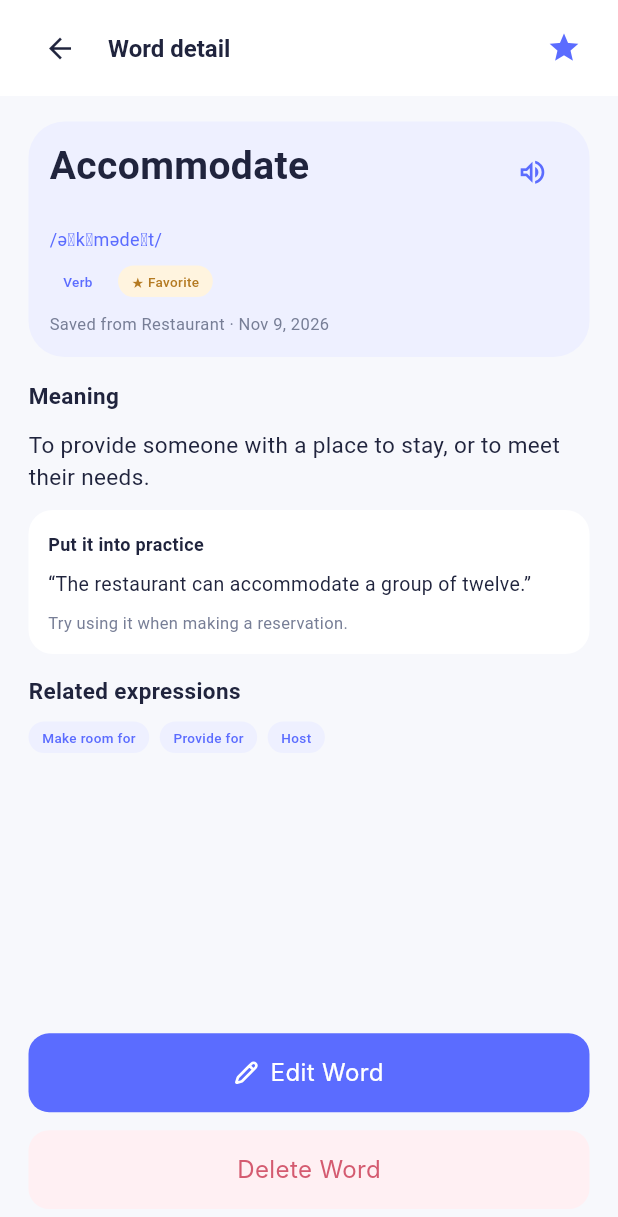
After one commit to ahmedgamal826/ai-lingo-app, a Flutter app: the WordDetailView screen opened directly, on a phone screen of 412 x 824 dp. The commit adds this screen. Shown: the top 1217 px of the screen. Run offline on Flutter 3.47's test engine with Material 3 defaults, Android fonts, the phone set to English and light mode, and no system bars; our stand-ins replace flutter_bloc, flutter_screenutil, flutter_svg; Roboto replaces fonts that are missing (Inter).

Commit message:
create WordDetail Screen

```diff
--- a/Code/ai_lingo_user_app/lib/core/widgets/custom_button.dart
+++ b/Code/ai_lingo_user_app/lib/core/widgets/custom_button.dart
@@ -13,23 +13,38 @@ class CustomDarkButton extends StatelessWidget {
     this.onTap,
     required this.text,
     this.width,
+    this.leading,
+    this.height = 50,
+    this.borderRadius = 8,
   });
   final VoidCallback? onTap;
   final String text;
   final double? width;
+  final Widget? leading;
+  final double height;
+  final double borderRadius;
   @override
   Widget build(BuildContext context) {
     return GestureDetector(
       onTap: onTap,
       child: Container(
-        height: 50.h,
-        width: 170 ?? 350,
+        height: height.h,
+        width: width ?? 350,
         decoration: BoxDecoration(
           color: Color(0xff5B6CFF),
-          borderRadius: BorderRadius.circular(8.0),
+          borderRadius: BorderRadius.circular(borderRadius.r),
         ),
         child: Center(
-          child: CustomText(text: text, color: Colors.white, fontSize: 14.sp),
+          child: Row(
+            mainAxisSize: MainAxisSize.min,
+            children: [
+              if (leading != null) ...[
+                leading!,
+                SizedBox(width: 7.w),
+              ],
+              CustomText(text: text, color: Colors.white, fontSize: 14.sp),
+            ],
+          ),
         ),
       ),
     );
@@ -77,21 +92,25 @@ class CustomRedButton extends StatelessWidget {
     this.onTap,
     required this.text,
     this.width,
+    this.height = 50,
+    this.borderRadius = 8,
   });
   final VoidCallback? onTap;
   final String text;
   final double? width;
+  final double height;
+  final double borderRadius;
 
   @override
   Widget build(BuildContext context) {
     return GestureDetector(
       onTap: onTap,
       child: Container(
-        height: 50.h,
+        height: height.h,
         width: width ?? 350,
         decoration: BoxDecoration(
           color: Color(0xffFFF0F3),
-          borderRadius: BorderRadius.circular(8.0),
+          borderRadius: BorderRadius.circular(borderRadius.r),
         ),
         child: Center(
           child: CustomText(
--- a/Code/ai_lingo_user_app/lib/core/widgets/custom_text.dart
+++ b/Code/ai_lingo_user_app/lib/core/widgets/custom_text.dart
@@ -37,7 +37,7 @@ class CustomText extends StatelessWidget {
         text,
         style: TextStyle(
           fontFamily: 'Inter',
-          color: Colors.black ?? Color(0xff777E96),
+          color: color ?? Colors.black,
           fontSize: responsiveFontSize,
           fontWeight: fontWeight,
         ),
--- a/Code/ai_lingo_user_app/lib/features/vocabulary/views/vocabulary_view.dart
+++ b/Code/ai_lingo_user_app/lib/features/vocabulary/views/vocabulary_view.dart
@@ -9,6 +9,7 @@ import '../../../core/widgets/custom_bottom_nav_bar.dart';
 import '../../../core/widgets/custom_card.dart';
 import '../../../core/widgets/custom_icon_button.dart';
 import '../../progress/views/progress_view.dart';
+import 'word_detail_view.dart';
 
 class VocabularyView extends StatefulWidget {
   const VocabularyView({super.key});
@@ -250,7 +251,6 @@ class _VocabularyViewState extends State<VocabularyView> {
                             ),
                           ],
                         ),
-                        Container(height: 16,),
                         ..._visibleWords.map(
                           (word) => _buildWordCard(word),
                         ),
@@ -400,6 +400,43 @@ class _VocabularyViewState extends State<VocabularyView> {
     );
   }
 
+  void _openWordDetail(_VocabularyWord word) {
+    // Keep the richer Figma copy for the reference word; all other entries
+    // use the data already stored in their Vocabulary card.
+    final isAccommodate = word.word.toLowerCase() == 'accommodate';
+    final phoneticParts = word.phonetic.split('·');
+    final phonetic = isAccommodate
+        ? '/əˈkɒmədeɪt/'
+        : phoneticParts.first.trim();
+    final partOfSpeech = isAccommodate
+        ? 'Verb'
+        : (phoneticParts.length > 1 ? phoneticParts[1].trim() : 'Word');
+
+    Navigator.push(
+      context,
+      MaterialPageRoute(
+        builder: (_) => WordDetailView(
+          word: word.word,
+          phonetic: phonetic,
+          partOfSpeech: partOfSpeech,
+          meaning: isAccommodate
+              ? 'To provide someone with a place to stay, or to meet their needs.'
+              : word.meaning,
+          example: isAccommodate
+              ? '“The restaurant can accommodate a group of twelve.”'
+              : word.example,
+          source: isAccommodate
+              ? 'Saved from Restaurant · Nov 9, 2026'
+              : 'Saved to Vocabulary',
+          isFavorite: word.favorite,
+          relatedExpressions: isAccommodate
+              ? const ['Make room for', 'Provide for', 'Host']
+              : const [],
+        ),
+      ),
+    );
+  }
+
   Widget _buildWordCard(_VocabularyWord word) {
     // Figma card frame: 350 x 102. The height includes the card's padding.
     return Padding(
@@ -410,6 +447,7 @@ class _VocabularyViewState extends State<VocabularyView> {
           backgroundColor: AppColors.white,
           elevation: 0,
           borderRadius: BorderRadius.circular(13),
+          onTap: () => _openWordDetail(word),
           padding: const EdgeInsets.fromLTRB(12, 8, 10, 8),
           child: Column(
             crossAxisAlignment: CrossAxisAlignment.start,
--- /dev/null
+++ b/Code/ai_lingo_user_app/lib/features/vocabulary/views/word_detail_view.dart
@@ -0,0 +1,350 @@
+import 'package:flutter/material.dart';
+import 'package:flutter_svg/flutter_svg.dart';
+
+import '../../../core/constants/app_assets.dart';
+import '../../../core/theme/app_colors.dart';
+import '../../../core/theme/app_dimensions.dart';
+import '../../../core/theme/app_font_sizes.dart';
+import '../../../core/widgets/custom_button.dart';
+import '../../../core/widgets/custom_card.dart';
+import '../../../core/widgets/custom_icon_button.dart';
+
+class WordDetailView extends StatefulWidget {
+  const WordDetailView({
+    super.key,
+    this.word = 'Accommodate',
+    this.phonetic = '/əˈkɒmədeɪt/',
+    this.partOfSpeech = 'Verb',
+    this.meaning = 'To provide someone with a place to stay, or to meet their needs.',
+    this.example = '“The restaurant can accommodate a group of twelve.”',
+    this.source = 'Saved from Restaurant · Nov 9, 2026',
+    this.relatedExpressions = const ['Make room for', 'Provide for', 'Host'],
+    this.isFavorite = true,
+  });
+
+  final String word;
+  final String phonetic;
+  final String partOfSpeech;
+  final String meaning;
+  final String example;
+  final String source;
+  final List<String> relatedExpressions;
+  final bool isFavorite;
+
+  @override
+  State<WordDetailView> createState() => _WordDetailViewState();
+}
+
+class _WordDetailViewState extends State<WordDetailView> {
+  late bool _isFavorite = widget.isFavorite;
+
+  void _editWord() {
+    final meaningController = TextEditingController(text: widget.meaning);
+    showDialog<void>(
+      context: context,
+      builder: (dialogContext) => AlertDialog(
+        title: const Text('Edit Word'),
+        content: TextField(
+          controller: meaningController,
+          maxLines: 3,
+          decoration: const InputDecoration(labelText: 'Meaning'),
+        ),
+        actions: [
+          TextButton(
+            onPressed: () => Navigator.pop(dialogContext),
+            child: const Text('Cancel'),
+          ),
+          TextButton(
+            onPressed: () => Navigator.pop(dialogContext),
+            child: const Text('Save'),
+          ),
+        ],
+      ),
+    ).whenComplete(meaningController.dispose);
+  }
+
+  Future<void> _deleteWord() async {
+    final shouldDelete = await showDialog<bool>(
+      context: context,
+      builder: (dialogContext) => AlertDialog(
+        title: const Text('Delete Word'),
+        content: Text('Delete "${widget.word}" from your vocabulary?'),
+        actions: [
+          TextButton(
+            onPressed: () => Navigator.pop(dialogContext, false),
+            child: const Text('Cancel'),
+          ),
+          TextButton(
+            onPressed: () => Navigator.pop(dialogContext, true),
+            child: const Text('Delete'),
+          ),
+        ],
+      ),
+    );
+    if (shouldDelete == true && mounted) Navigator.pop(context);
+  }
+
+  @override
+  Widget build(BuildContext context) {
+    return Scaffold(
+      backgroundColor: const Color(0xFFF7F8FC),
+      appBar: AppBar(
+        backgroundColor: AppColors.white,
+        surfaceTintColor: Colors.transparent,
+        elevation: 0,
+        toolbarHeight: 64,
+        automaticallyImplyLeading: false,
+        titleSpacing: 16,
+        title: Row(
+          children: [
+            CustomIconButton(
+              icon: Icons.arrow_back,
+              color: AppColors.textPrimary,
+              size: 22,
+              onPressed: () => Navigator.pop(context),
+            ),
+            const SizedBox(width: 8),
+            const Text(
+              'Word detail',
+              style: TextStyle(
+                color: AppColors.textPrimary,
+                fontSize: AppFontSizes.font16,
+                fontWeight: FontWeight.w700,
+              ),
+            ),
+          ],
+        ),
+        actions: [
+          CustomIconButton(
+            icon: _isFavorite ? Icons.star : Icons.star_border,
+            color: AppColors.primary,
+            size: 23,
+            onPressed: () => setState(() => _isFavorite = !_isFavorite),
+          ),
+          const SizedBox(width: 12),
+        ],
+      ),
+      body: SafeArea(
+        top: false,
+        child: SingleChildScrollView(
+          padding: const EdgeInsets.fromLTRB(19, 17, 19, 16),
+          child: Column(
+            crossAxisAlignment: CrossAxisAlignment.stretch,
+            children: [
+              CustomCard(
+                backgroundColor: AppColors.primaryLight,
+                elevation: 0,
+                borderRadius: BorderRadius.circular(AppDimensions.radiusXl),
+                padding: const EdgeInsets.all(14),
+                child: Column(
+                  crossAxisAlignment: CrossAxisAlignment.start,
+                  children: [
+                    Row(
+                      crossAxisAlignment: CrossAxisAlignment.start,
+                      children: [
+                        Expanded(
+                          child: Text(
+                            widget.word,
+                            style: const TextStyle(
+                              color: AppColors.textPrimary,
+                              fontSize: AppFontSizes.font26,
+                              height: 1.15,
+                              fontWeight: FontWeight.w700,
+                            ),
+                          ),
+                        ),
+                        Transform.translate(
+                          offset: const Offset(0, -4),
+                          child: CustomIconButton(
+                            icon: Icons.volume_up_outlined,
+                            color: AppColors.primary,
+                            size: 21,
+                            onPressed: () {},
+                          ),
+                        ),
+                      ],
+                    ),
+                    const SizedBox(height: 8),
+                    Text(
+                      widget.phonetic,
+                      style: const TextStyle(
+                        color: AppColors.primary,
+                        fontSize: AppFontSizes.font12,
+                      ),
+                    ),
+                    const SizedBox(height: 9),
+                    Row(
+                      children: [
+                        _pill(
+                          widget.partOfSpeech,
+                          background: AppColors.primaryLight,
+                          foreground: AppColors.primary,
+                        ),
+                        const SizedBox(width: 8),
+                        if (_isFavorite)
+                          _pill(
+                            '★ Favorite',
+                            background: AppColors.warningLight,
+                            foreground: AppColors.warning,
+                          ),
+                      ],
+                    ),
+                    const SizedBox(height: 10),
+                    Text(
+                      widget.source,
+                      style: const TextStyle(
+                        color: AppColors.textSecondary,
+                        fontSize: AppFontSizes.font11,
+                      ),
+                    ),
+                  ],
+                ),
+              ),
+              const SizedBox(height: 15),
+              const Text(
+                'Meaning',
+                style: TextStyle(
+                  color: AppColors.textPrimary,
+                  fontSize: AppFontSizes.font15,
+                  fontWeight: FontWeight.w700,
+                ),
+              ),
+              const SizedBox(height: 12),
+              Text(
+                widget.meaning,
+                style: const TextStyle(
+                  color: AppColors.textPrimary,
+                  fontSize: AppFontSizes.font15,
+                  height: 1.4,
+                ),
+              ),
+              const SizedBox(height: 12),
+              CustomCard(
+                backgroundColor: AppColors.white,
+                elevation: 0,
+                borderRadius: BorderRadius.circular(AppDimensions.radiusLg),
+                padding: const EdgeInsets.fromLTRB(13, 14, 13, 13),
+                child: Column(
+                  crossAxisAlignment: CrossAxisAlignment.start,
+                  children: [
+                    const Text(
+                      'Put it into practice',
+                      style: TextStyle(
+                        color: AppColors.textPrimary,
+                        fontSize: AppFontSizes.font12,
+                        fontWeight: FontWeight.w700,
+                      ),
+                    ),
+                    const SizedBox(height: 9),
+                    Text(
+                      widget.example,
+                      style: const TextStyle(
+                        color: AppColors.textPrimary,
+                        fontSize: AppFontSizes.font13,
+                        height: 1.4,
+                      ),
+                    ),
+                    const SizedBox(height: 9),
+                    const Text(
+                      'Try using it when making a reservation.',
+                      style: TextStyle(
+                        color: AppColors.textSecondary,
+                        fontSize: AppFontSizes.font11,
+                      ),
+                    ),
+                  ],
+                ),
+              ),
+              const SizedBox(height: 14),
+              const Text(
+                'Related expressions',
+                style: TextStyle(
+                  color: AppColors.textPrimary,
+                  fontSize: AppFontSizes.font15,
+                  fontWeight: FontWeight.w700,
+                ),
+              ),
+              const SizedBox(height: 10),
+              Wrap(
+                spacing: 7,
+                runSpacing: 7,
+                children: widget.relatedExpressions
+                    .map(
+                      (expression) => _pill(
+                        expression,
+                        background: AppColors.primaryLight,
+                        foreground: AppColors.primary,
+                      ),
+                    )
+                    .toList(),
+              ),
+            ],
+          ),
+        ),
+      ),
+      bottomNavigationBar: SafeArea(
+        top: false,
+        child: Padding(
+          padding: const EdgeInsets.fromLTRB(19, 8, 19, 18),
+          child: Column(
+            mainAxisSize: MainAxisSize.min,
+            children: [
+              SizedBox(
+                width: double.infinity,
+                child: CustomDarkButton(
+                  text: 'Edit Word',
+                  onTap: _editWord,
+                  width: double.infinity,
+                  height: 44,
+                  borderRadius: 12,
+                  leading: SvgPicture.asset(
+                    AppAssets.icon('pencil.svg'),
+                    width: 16,
+                    height: 16,
+                    colorFilter: const ColorFilter.mode(
+                      AppColors.white,
+                      BlendMode.srcIn,
+                    ),
+                  ),
+                ),
+              ),
+              const SizedBox(height: 12),
+              SizedBox(
+                width: double.infinity,
+                child: CustomRedButton(
+                  text: 'Delete Word',
+                  onTap: _deleteWord,
+                  width: double.infinity,
+                  height: 44,
+                  borderRadius: 12,
+                ),
+              ),
+            ],
+          ),
+        ),
+      ),
+    );
+  }
+
+  Widget _pill(
+    String label, {
+    required Color background,
+    required Color foreground,
+  }) {
+    return Container(
+      padding: const EdgeInsets.symmetric(horizontal: 9, vertical: 4),
+      decoration: BoxDecoration(
+        color: background,
+        borderRadius: BorderRadius.circular(AppDimensions.radiusFull),
+      ),
+      child: Text(
+        label,
+        style: TextStyle(
+          color: foreground,
+          fontSize: AppFontSizes.font9,
+          fontWeight: FontWeight.w500,
+        ),
+      ),
+    );
+  }
+}
```
